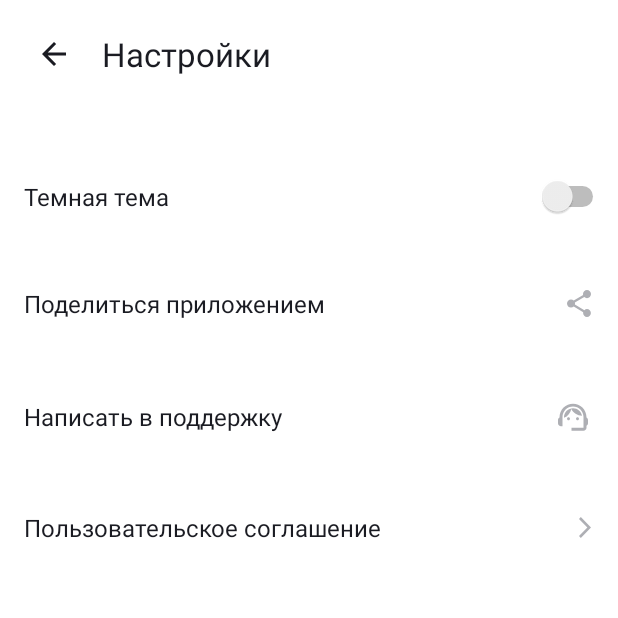
After one commit to VaySpe/Playlist-Maker, an Android app: the SettingsActivity screen opened directly, with no data from a screen before it, on a phone screen of 412 x 824 dp, the top half of it. The commit adds this screen. Run offline under Robolectric (Android 15) with nearby library versions, the phone set to English and light mode, and no system bars.

Commit message:
add empty activitys, Part 3 HW

```diff
--- /dev/null
+++ b/app/src/main/java/com/example/playlistmaker/SettingsActivity.kt
@@ -0,0 +1,21 @@
+package com.example.playlistmaker
+
+import android.content.Intent
+import android.os.Bundle
+import android.widget.Button
+import android.widget.ImageButton
+import androidx.appcompat.app.AppCompatActivity
+
+class SettingsActivity : AppCompatActivity() {
+    override fun onCreate(savedInstanceState: Bundle?) {
+        super.onCreate(savedInstanceState)
+        setContentView(R.layout.activity_settings)
+
+        val backSettingsBtn = findViewById<ImageButton>(R.id.settings_back)
+
+        backSettingsBtn.setOnClickListener {
+            val displayIntent = Intent(this, MainActivity::class.java)
+            startActivity(displayIntent)
+        }
+    }
+}
--- a/app/src/main/res/layout/activity_settings.xml
+++ b/app/src/main/res/layout/activity_settings.xml
@@ -14,11 +14,13 @@
             android:padding="16dp">
 
             <ImageButton
+                android:id="@+id/settings_back"
                 android:layout_width="wrap_content"
                 android:layout_height="wrap_content"
                 android:background="@null"
                 android:src="@drawable/arrow_back"
-                android:padding="12dp" />
+                android:padding="12dp"
+                android:foreground="?attr/selectableItemBackground"/>
 
             <TextView
                 android:layout_width="wrap_content"
@@ -49,8 +51,7 @@
                 android:textSize="@dimen/medium_text"
                 android:layout_marginStart="16dp"
                 android:textColor="@color/black"
-                android:layout_gravity="center_vertical"
-                />
+                android:layout_gravity="center_vertical" />
 
             <Switch
                 android:layout_width="wrap_content"
@@ -73,8 +74,7 @@
             android:textSize="@dimen/medium_text"
             android:layout_marginStart="16dp"
             android:textColor="@color/black"
-            android:layout_gravity="center_vertical"
-            />
+            android:layout_gravity="center_vertical"/>
 
             <ImageButton
                 android:layout_width="wrap_content"
@@ -100,8 +100,7 @@
                 android:textSize="@dimen/medium_text"
                 android:layout_marginStart="16dp"
                 android:textColor="@color/black"
-                android:layout_gravity="center_vertical"
-                />
+                android:layout_gravity="center_vertical"/>
 
             <ImageButton
                 android:layout_width="wrap_content"
@@ -127,8 +126,7 @@
                 android:textSize="@dimen/medium_text"
                 android:layout_marginStart="16dp"
                 android:textColor="@color/black"
-                android:layout_gravity="center_vertical"
-                />
+                android:layout_gravity="center_vertical"/>
 
             <ImageButton
                 android:layout_width="wrap_content"
```
Also changed, not shown: app/src/main/AndroidManifest.xml (+9 -0 lines), app/src/main/java/com/example/playlistmaker/MainActivity.kt (+7 -3 lines), app/src/main/java/com/example/playlistmaker/MainActivity2.kt (added, +11 -0 lines), app/src/main/java/com/example/playlistmaker/MainActivity3.kt (added, +11 -0 lines), app/src/main/res/layout/activity_2.xml (added, +9 -0 lines), app/src/main/res/layout/activity_3.xml (added, +9 -0 lines).
